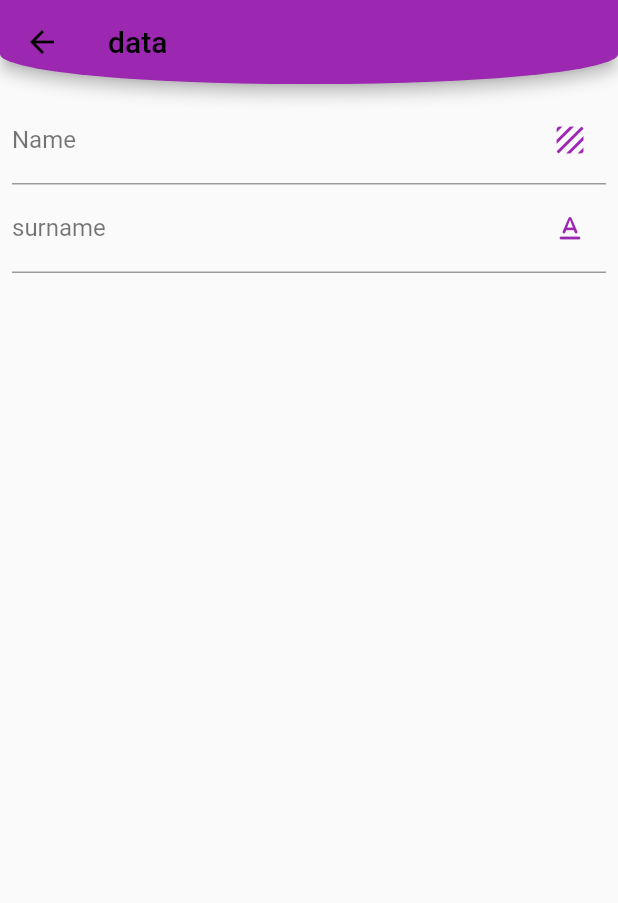
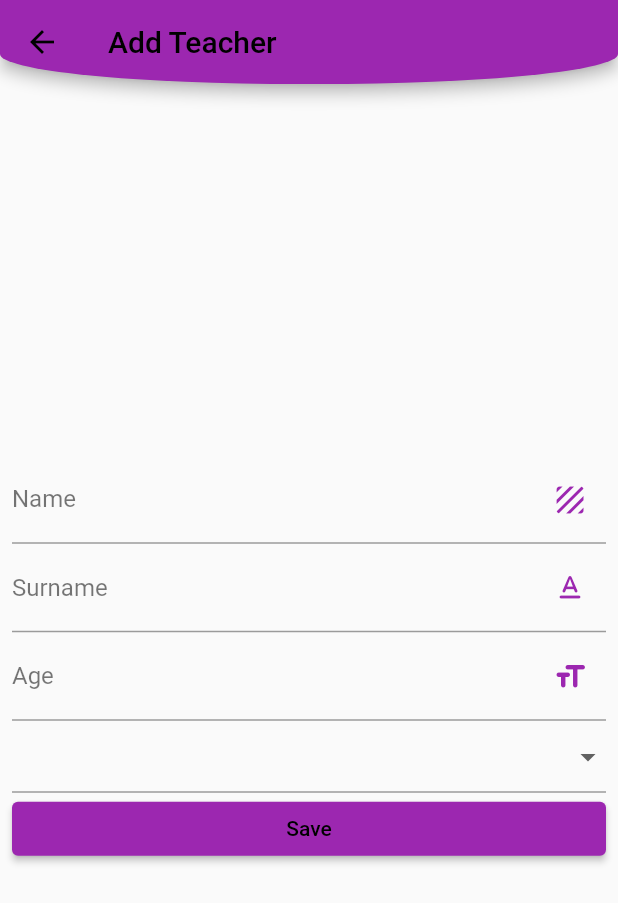
Before and after one commit to ezgifistikcioglu/student_communication, a Flutter app: the TeacherForm screen opened directly, on a phone screen of 412 x 824 dp. Shown: the top 903 px of the screen. Run offline on Flutter 3.47's test engine with Material 2 defaults, Android fonts, the light colour scheme and no system bars; our stand-ins replace flutter_riverpod.

Commit message:
teacher add with post and custom form

```diff
--- a/lib/product/constants/app_constants.dart
+++ b/lib/product/constants/app_constants.dart
@@ -33,8 +33,9 @@ SizedBox get sizedBoxTen => const SizedBox(height: 10);
 SizedBox get sizedBoxFifteen => const SizedBox(height: 15);
 
 // Color
-Color get lightPurple => const Color(0xFF985EA2);
-Color get normalPurple => Colors.purple;
+Color get midPurple => const Color(0xFF985EA2);
+Color get lightPurple => const Color(0xFFF7CFFE);
+Color get normalPurple => const Color(0xFF9C27B0);
 
 BoxDecoration ellipticalBoxDecoration() {
   return BoxDecoration(
--- a/lib/product/models/teacher_model.dart
+++ b/lib/product/models/teacher_model.dart
@@ -17,4 +17,8 @@ class Teacher {
     age = json['age'];
     gender = json['gender'];
   }
+
+  Map toMap() {
+    return {'name': name, 'surname': surname, 'age': age, 'gender': gender};
+  }
 }
--- /dev/null
+++ b/lib/widgets/pages/teacher/custom_text_form_field.dart
@@ -0,0 +1,41 @@
+import 'package:flutter/material.dart';
+
+class TextFormFieldWidget extends StatelessWidget {
+  const TextFormFieldWidget({
+    Key? key,
+    required this.req,
+    required this.context,
+    required this.labelText,
+    required this.validatorText,
+    this.suffixIcon,
+    this.validator,
+  }) : super(key: key);
+
+  final Map<String, dynamic> req;
+  final BuildContext context;
+  final String? labelText;
+  final IconData? suffixIcon;
+  final String? validatorText;
+  final String? validator;
+
+  @override
+  Widget build(BuildContext context) {
+    return TextFormField(
+      autovalidateMode: AutovalidateMode.onUserInteraction,
+      keyboardType: TextInputType.name,
+      decoration:
+          InputDecoration(labelText: labelText, suffixIcon: Icon(suffixIcon)),
+      onSaved: (newValue) {
+        req[labelText![0].toUpperCase()] = newValue;
+      },
+      validator: (value) {
+        if (value?.isNotEmpty != true) {
+          return validatorText;
+        }
+        return null;
+      },
+      textInputAction: TextInputAction.next,
+      onFieldSubmitted: (_) => FocusScope.of(context).nextFocus(),
+    );
+  }
+}
--- a/lib/widgets/pages/teacher/teacher_form.dart
+++ b/lib/widgets/pages/teacher/teacher_form.dart
@@ -1,6 +1,12 @@
+// ignore_for_file: public_member_api_docs, sort_constructors_first
 import 'package:flutter/material.dart';
 import 'package:flutter_riverpod/flutter_riverpod.dart';
+
 import 'package:student_communication/product/constants/app_constants.dart';
+import 'package:student_communication/product/models/teacher_model.dart';
+import 'package:student_communication/product/services/data_service.dart';
+
+import 'custom_text_form_field.dart';
 
 class TeacherForm extends ConsumerStatefulWidget {
   const TeacherForm({super.key});
@@ -15,11 +21,13 @@ class _TeacherFormState extends ConsumerState<TeacherForm> {
 
   final bool _isFormDirty = false;
 
+  bool isSaving = false;
+
   @override
   Widget build(BuildContext context) {
     return Scaffold(
       appBar: AppBar(
-        title: const Text("data"),
+        title: const Text("Add Teacher"),
       ),
       body: SafeArea(
         child: Padding(
@@ -30,39 +38,48 @@ class _TeacherFormState extends ConsumerState<TeacherForm> {
                 ? AutovalidateMode.onUserInteraction
                 : AutovalidateMode.disabled,
             child: Column(
+              mainAxisAlignment: MainAxisAlignment.center,
+              crossAxisAlignment: CrossAxisAlignment.stretch,
               children: <Widget>[
+                TextFormFieldWidget(
+                  req: req,
+                  context: context,
+                  labelText: 'Name',
+                  validatorText: 'Name cannot be empty',
+                  suffixIcon: Icons.texture_rounded,
+                ),
+                TextFormFieldWidget(
+                  req: req,
+                  context: context,
+                  labelText: 'Surname',
+                  validatorText: 'Surname cannot be empty',
+                  suffixIcon: Icons.text_format_rounded,
+                ),
                 TextFormField(
                   autovalidateMode: AutovalidateMode.onUserInteraction,
+                  keyboardType: TextInputType.number,
                   decoration: const InputDecoration(
-                      labelText: 'Name',
-                      suffixIcon: Icon(Icons.texture_rounded)),
+                      labelText: 'Age',
+                      suffixIcon: Icon(Icons.format_size_rounded)),
                   onSaved: (newValue) {
-                    req['name'] = newValue;
+                    req['age'] = int.parse(newValue!);
                   },
                   validator: (value) {
                     if (value?.isNotEmpty != true) {
-                      return 'Name cannot be empty';
+                      return 'Age cannot be empty';
                     }
+                    if (int.tryParse(value!) == null) {
+                      return 'Enter your age in numbers';
+                    }
+                    return null;
                   },
                   textInputAction: TextInputAction.next,
                   onFieldSubmitted: (_) => FocusScope.of(context).nextFocus(),
                 ),
-                TextFormField(
-                  autovalidateMode: AutovalidateMode.onUserInteraction,
-                  decoration: const InputDecoration(
-                      labelText: 'surname',
-                      suffixIcon: Icon(Icons.text_format_rounded)),
-                  onSaved: (newValue) {
-                    req['surname'] = newValue;
-                  },
-                  validator: (value) {
-                    if (value?.isNotEmpty != true) {
-                      return 'Surname cannot be empty';
-                    }
-                  },
-                  textInputAction: TextInputAction.next,
-                  onFieldSubmitted: (_) => FocusScope.of(context).nextFocus(),
-                ),
+                genderDropdown(),
+                isSaving
+                    ? const Center(child: CircularProgressIndicator())
+                    : saveButton()
               ],
             ),
           ),
@@ -70,4 +87,75 @@ class _TeacherFormState extends ConsumerState<TeacherForm> {
       ),
     );
   }
+
+  DropdownButtonFormField<Object> genderDropdown() {
+    return DropdownButtonFormField(
+      items: [
+        dropdownItem('Female', const Text('Female')),
+        dropdownItem(
+          'Male',
+          const Text('Male'),
+        )
+      ],
+      value: req['gender'],
+      onChanged: (value) {
+        setState(() {
+          req['gender'] = value;
+        });
+      },
+      validator: (value) {
+        if (value == null) {
+          return 'Please choose a gender';
+        }
+        return null;
+      },
+    );
+  }
+
+  DropdownMenuItem<String> dropdownItem(String value, Widget child) {
+    return DropdownMenuItem(
+      value: value,
+      child: child,
+    );
+  }
+
+  ElevatedButton saveButton() {
+    return ElevatedButton(
+        onPressed: () {
+          final formState = _formKey.currentState;
+          if (formState == null) return;
+          if (formState.validate() == true) {
+            formState.save();
+            print('***** $req');
+          }
+          _teacherSave();
+        },
+        child: const Text('Save'));
+  }
+
+  _teacherSave() {
+    try {
+      checkIsSavingStatus();
+      _onButtonTapped();
+    } catch (e) {
+      ScaffoldMessenger.of(context).showSnackBar(
+        SnackBar(content: Text(e.toString())),
+      );
+    } finally {
+      checkIsSavingStatus();
+    }
+  }
+
+  void _onButtonTapped() async {
+    final newTeacher = Teacher.fromMap(req);
+    await ref.read(dataServerProvider).teacherAdd(newTeacher);
+
+    Navigator.of(context).pop(true);
+  }
+
+  void checkIsSavingStatus() {
+    setState(() {
+      isSaving = !isSaving;
+    });
+  }
 }
```
Also changed, not shown: lib/product/services/data_service.dart (+25 -10 lines), lib/widgets/pages/teachers.dart (+9 -3 lines).
